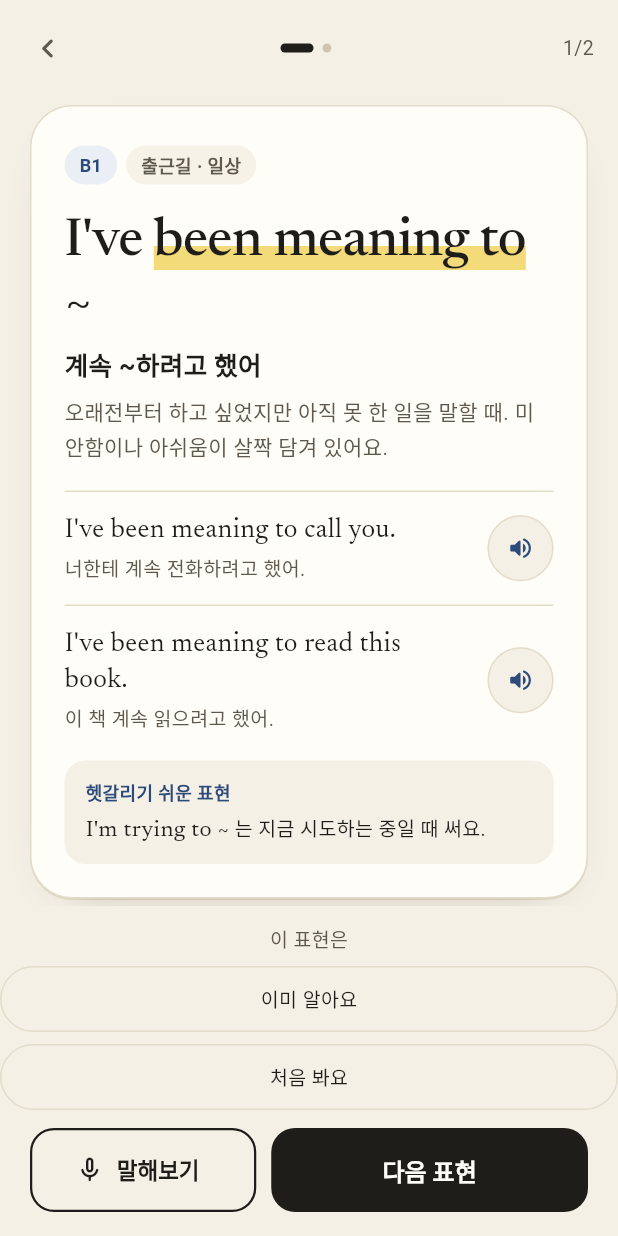
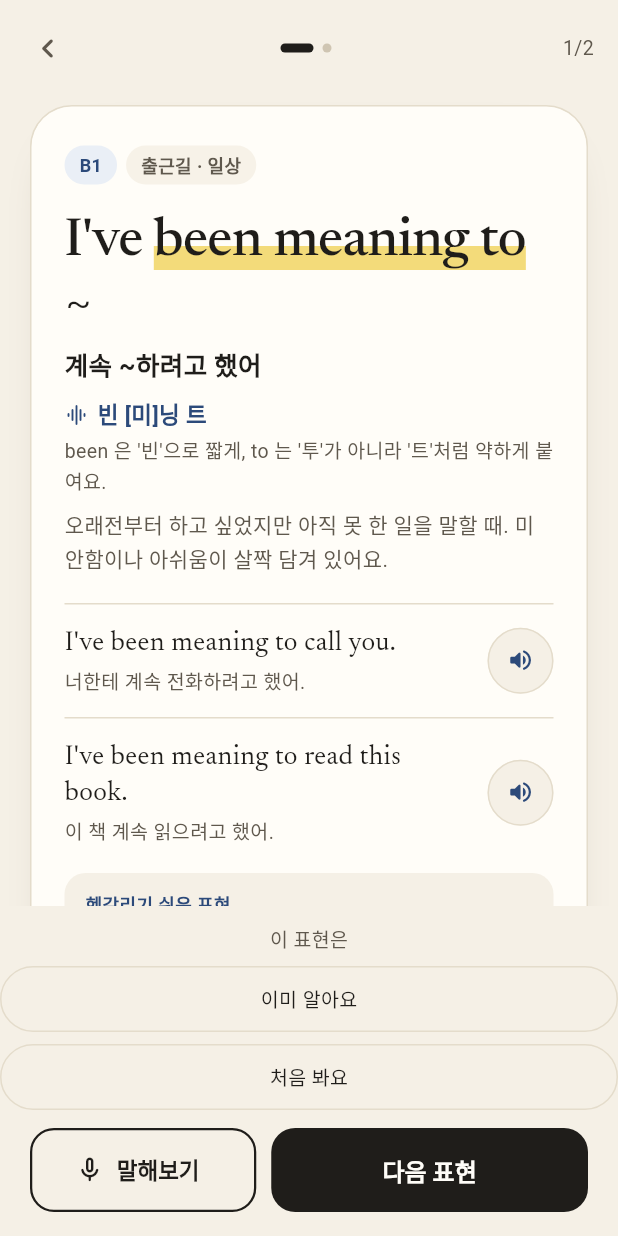
Before and after one commit to moonkj/study-eng, a Flutter app: the ExpressionScreen screen opened by its route, on a phone screen of 412 x 824 dp. Run offline on Flutter 3.47's test engine with Material 3 defaults, Android fonts, the phone set to English and light mode, and no system bars; our stand-ins replace flutter_local_notifications, flutter_riverpod, flutter_timezone, flutter_tts, go_router, material_ui and 3 more; accounts and stored records are empty; Roboto replaces fonts that are missing (IBMPlexSansKR).

Commit message:
기능: 표현 발음·연음 안내 (서버 스키마 pron_ko·linking → 앱 표현 카드), 남은 과제 기록 갱신
Co-Authored-By: Claude Opus 5.5 <noreply@anthropic.com>

```diff
--- a/lib/data/models.dart
+++ b/lib/data/models.dart
@@ -17,6 +17,8 @@ class Expression {
     this.compare,
     required this.levelLabel,
     required this.topic,
+    this.pronKo,
+    this.linkTip,
   });
 
   final String id;
@@ -34,6 +36,12 @@ class Expression {
   final (String, String)? compare;
   final String levelLabel;
   final String topic;
+
+  /// 핵심 부분을 이어 말한 한글 발음 (예: "빈 [미]닝 트"), 옛 팩에는 없다
+  final String? pronKo;
+
+  /// 연음·약음 요령 한 문장
+  final String? linkTip;
 }
 
 class Word {
--- a/lib/data/pack_source.dart
+++ b/lib/data/pack_source.dart
@@ -134,6 +134,11 @@ DailyPack packFromJson(Map<String, Object?> j, {required Map<String, LearnedItem
               : ((e['compare'] as Map)['en'] as String, (e['compare'] as Map)['ko'] as String),
           levelLabel: e['level'] as String? ?? '',
           topic: e['topic'] as String? ?? j['topic'] as String,
+          pronKo: (e['pron'] as Map?)?['ko'] as String?,
+          linkTip: switch ((e['pron'] as Map?)?['tip']) {
+            final String t when t.trim().isNotEmpty => t,
+            _ => null,
+          },
         ),
     ],
     words: [
--- a/lib/data/sample_content.dart
+++ b/lib/data/sample_content.dart
@@ -20,6 +20,8 @@ DailyPack samplePack(DateTime date) => DailyPack(
       compare: ("I'm trying to ~", '는 지금 시도하는 중일 때 써요.'),
       levelLabel: 'B1',
       topic: '출근길 · 일상',
+      pronKo: '빈 [미]닝 트',
+      linkTip: "been 은 '빈'으로 짧게, to 는 '투'가 아니라 '트'처럼 약하게 붙여요.",
     ),
     Expression(
       id: 'exp-in-the-mood-for',
@@ -34,6 +36,8 @@ DailyPack samplePack(DateTime date) => DailyPack(
       compare: ('I want ~', '보다 그때그때의 기분을 말하는 느낌이에요.'),
       levelLabel: 'B1',
       topic: '출근길 · 일상',
+      pronKo: '인더 [무]드 퍼',
+      linkTip: "the 와 for 는 약하게, mood 에 힘을 줘요. for 는 '포'가 아니라 '퍼'에 가까워요.",
     ),
     Expression(
       id: 'exp-running-late',
@@ -48,6 +52,8 @@ DailyPack samplePack(DateTime date) => DailyPack(
       compare: ("I'm late.", '는 이미 늦은 상태일 때 써요.'),
       levelLabel: 'B1',
       topic: '출근길 · 일상',
+      pronKo: '[러]닝 [레잇]',
+      linkTip: "running 끝의 g 는 거의 들리지 않고, late 의 t 는 멈추듯 삼켜요.",
     ),
   ],
   words: const [
@@ -320,6 +326,8 @@ DailyPack samplePackA2(DateTime date) => DailyPack(
       compare: ('I want ~', '는 주문할 때 쓰면 조금 딱딱하게 들려요.'),
       levelLabel: 'A2',
       topic: '카페 · 주말 약속',
+      pronKo: '캐나이 [겟]',
+      linkTip: "can 과 I 가 이어져 '캐나이'가 되고, get 의 t 는 살짝 멈추듯 끝내요.",
     ),
     Expression(
       id: 'a2-exp-how-about',
@@ -334,6 +342,8 @@ DailyPack samplePackA2(DateTime date) => DailyPack(
       compare: ('What about ~?', '도 비슷하지만, 잊고 있던 것을 떠올릴 때도 써요.'),
       levelLabel: 'A2',
       topic: '카페 · 주말 약속',
+      pronKo: '하우어[바웃]',
+      linkTip: "how 와 about 이 이어지고, about 의 a 는 아주 약하게 말해요.",
     ),
     Expression(
       id: 'a2-exp-im-free',
@@ -345,6 +355,8 @@ DailyPack samplePackA2(DateTime date) => DailyPack(
       compare: ("I'm not busy.", '는 지금 한가하다는 느낌이 더 강해요.'),
       levelLabel: 'A2',
       topic: '카페 · 주말 약속',
+      pronKo: '암 [프리]',
+      linkTip: "I'm 은 '아임'보다 '암'에 가깝게 짧게, free 에 힘을 줘요.",
     ),
   ],
   words: const [
--- a/lib/features/expression/expression_screen.dart
+++ b/lib/features/expression/expression_screen.dart
@@ -192,6 +192,42 @@ class _ExpressionScreenState extends ConsumerState<ExpressionScreen> with StudyS
   }
 }
 
+/// 핵심 부분을 이어 말한 소리와 연음 요령
+class _Pron extends StatelessWidget {
+  const _Pron({required this.pron, this.tip});
+  final String pron;
+  final String? tip;
+
+  @override
+  Widget build(BuildContext context) {
+    return Semantics(
+      label: '이어 말하면 $pron${tip == null ? '' : '. $tip'}',
+      excludeSemantics: true,
+      child: Column(
+        crossAxisAlignment: CrossAxisAlignment.start,
+        children: [
+          Row(
+            children: [
+              Icon(Icons.graphic_eq_rounded, size: 16, color: context.colors.penBlue),
+              const SizedBox(width: 6),
+              Flexible(
+                child: Text(
+                  pron,
+                  style: sans(15, weight: FontWeight.w600, color: context.colors.penBlue),
+                ),
+              ),
+            ],
+          ),
+          if (tip != null) ...[
+            const SizedBox(height: 2),
+            Text(tip!, style: sans(13, color: context.colors.ink2, height: 1.5)),
+          ],
+        ],
+      ),
+    );
+  }
+}
+
 class _ExpressionCard extends ConsumerWidget {
   const _ExpressionCard({required this.e});
   final Expression e;
@@ -220,6 +256,7 @@ class _ExpressionCard extends ConsumerWidget {
           ),
           const SizedBox(height: 8),
           Text(e.meaning, style: sans(17, weight: FontWeight.w600)),
+          if (e.pronKo != null) ...[const SizedBox(height: 8), _Pron(pron: e.pronKo!, tip: e.linkTip)],
           const SizedBox(height: 6),
           Text(e.usage, style: sans(14, color: context.colors.ink2, height: 1.6)),
           const SizedBox(height: 18),
```
Also changed, not shown: 7 other files.
